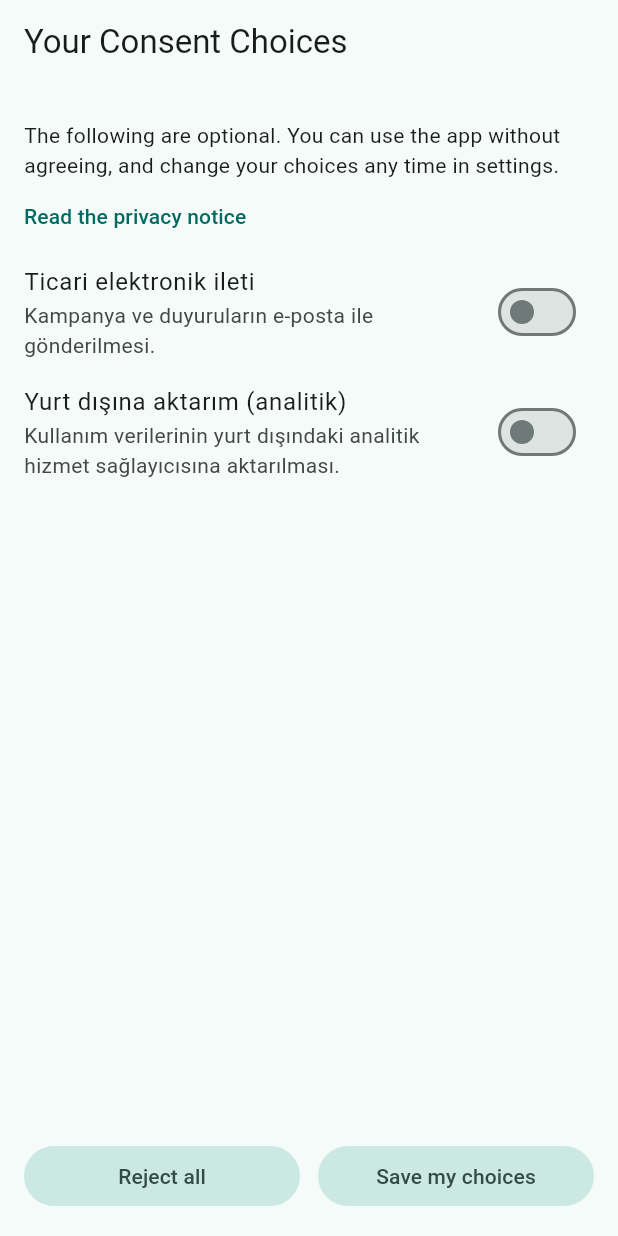
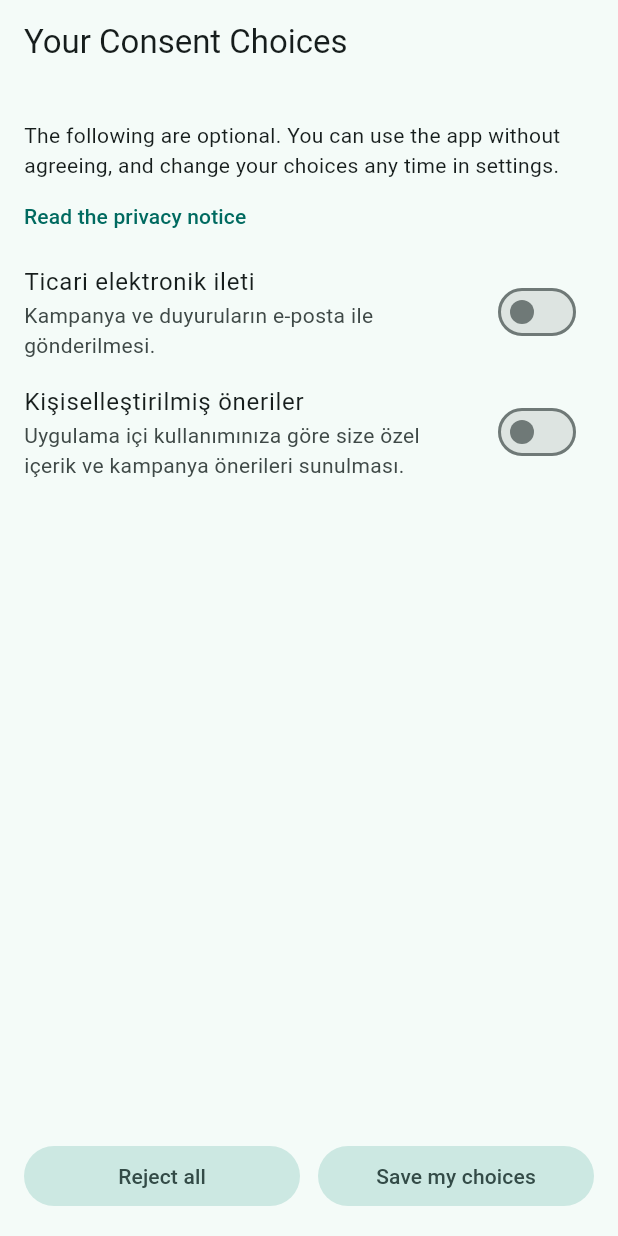
Before and after one commit to gokturkp0/kvkk_consent, a Flutter app: the screen it shows after launch, after a tap on "Continue", on a phone screen of 412 x 824 dp. Run offline on Flutter 3.47's test engine with Material 3 defaults, Android fonts, the phone set to English and light mode, and no system bars.

Commit message:
Fix legal content and strengthen the disclaimer
- Replace the 'transfer abroad (analytics)' example purpose: since Law
  No. 7499 (in force 1 June 2024) explicit consent covers only occasional
  cross-border transfers.
- Add the 'collection method' heading to the sample notice (KVKK art. 10).
- README (TR/EN): quote art. 3 exactly, cite principle decision 2026/347,
  add FAQs on what belongs in purposes, IYS/Law No. 6563 and transfers
  abroad.
- State clearly that all texts are examples and must be prepared with a
  lawyer or qualified data protection professional.
- AGENTS.md: rules for legal content.

Co-Authored-By: Claude Opus 5.5 <noreply@anthropic.com>

```diff
--- a/example/lib/main.dart
+++ b/example/lib/main.dart
@@ -16,15 +16,20 @@ String? savedJson;
 final controller = KvkkConsentController(
   config: KvkkConfig(
     noticeText: '''
-Bu metin örnektir, hukuki tavsiye değildir.
+Bu metin yalnızca örnektir, hukuki tavsiye değildir. Kendi metninizi bir avukata ya da yetkili bir uzmana danışarak hazırlayın.
 
 Veri sorumlusu: Örnek Uygulama
-İşlenen veriler: ...
-İşleme amaçları ve hukuki sebepler: ...
-Aktarım: ...
+İşlenen veriler ve işleme amaçları: ...
+Kimlere ve hangi amaçla aktarılabileceği: ...
+Toplama yöntemi ve hukuki sebebi: ...
 KVKK m.11 kapsamındaki haklarınız: ...''',
     noticeVersion: '2026-11-18',
     consentVersion: '2026-11-18',
+    // List only processing that relies on explicit consent. Processing
+    // based on another legal ground (e.g. performing a contract) belongs in
+    // the notice only. Commercial electronic messages also need a separate
+    // approval under Law No. 6563, managed via IYS; this package does not
+    // handle that.
     purposes: const [
       ConsentPurpose(
         id: 'marketing',
@@ -32,11 +37,11 @@ KVKK m.11 kapsamındaki haklarınız: ...''',
         description: 'Kampanya ve duyuruların e-posta ile gönderilmesi.',
       ),
       ConsentPurpose(
-        id: 'analytics_abroad',
-        title: 'Yurt dışına aktarım (analitik)',
+        id: 'personalization',
+        title: 'Kişiselleştirilmiş öneriler',
         description:
-            'Kullanım verilerinin yurt dışındaki analitik '
-            'hizmet sağlayıcısına aktarılması.',
+            'Uygulama içi kullanımınıza göre size özel içerik ve '
+            'kampanya önerileri sunulması.',
       ),
     ],
   ),
```
Also changed, not shown: lib/src/models.dart (+8 -4 lines), 7 other files.
